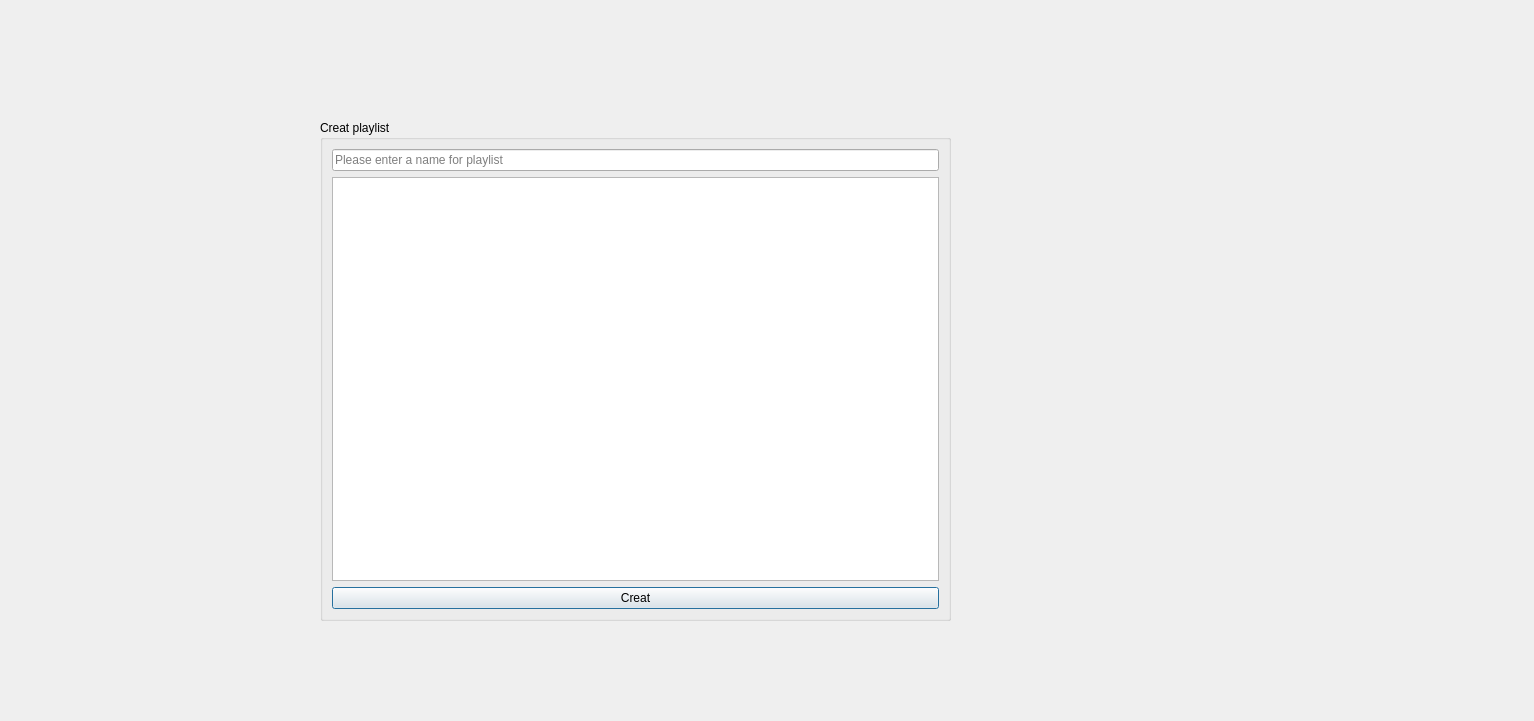
This is ui/createdialog.ui in Avesta85/JukeBox as Qt 5 draws it before an edit. The edited form follows.
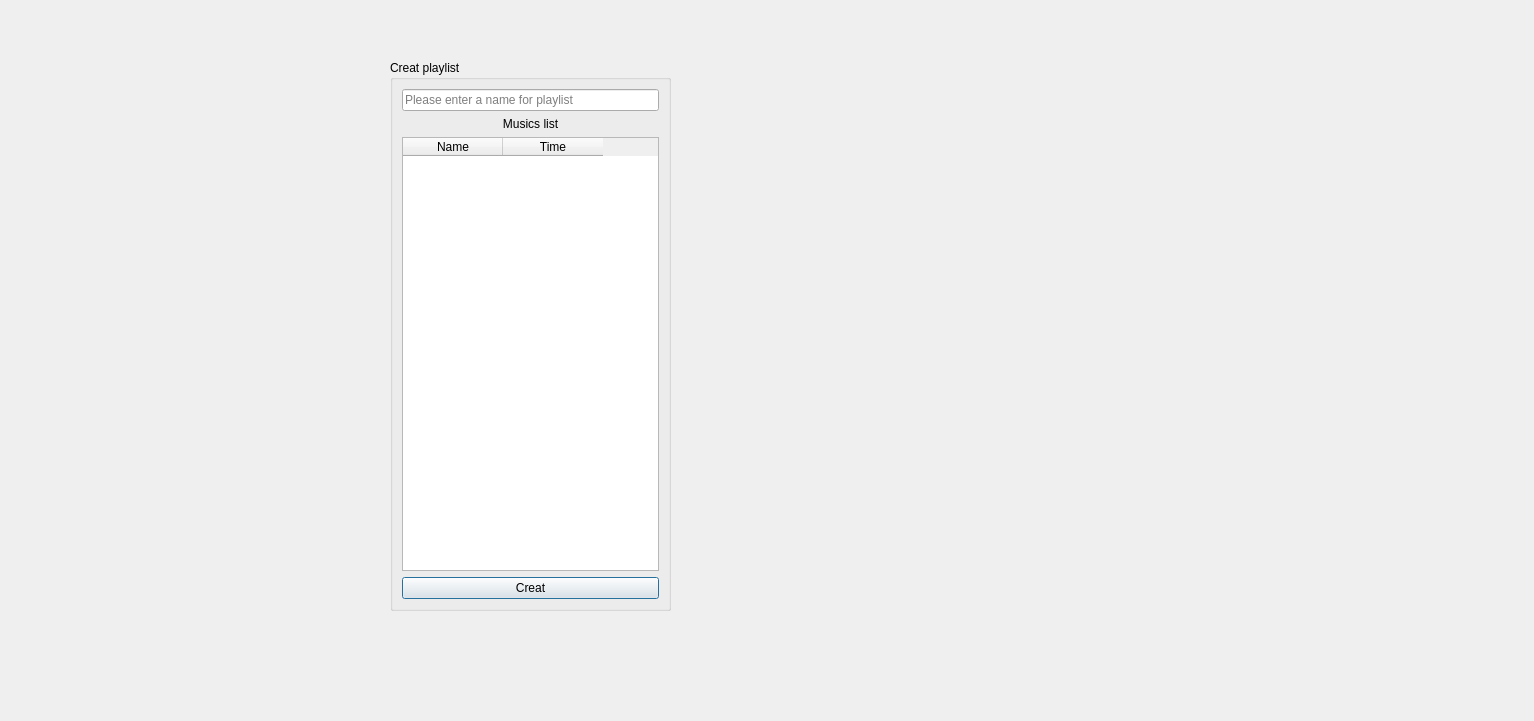
This is the edited form.

Commit message: Edit play lists dialogs

```diff
--- a/ui/createdialog.ui
+++ b/ui/createdialog.ui
@@ -16,17 +16,38 @@
   <widget class="QGroupBox" name="groupBox">
    <property name="geometry">
     <rect>
-     <x>320</x>
-     <y>120</y>
-     <width>631</width>
-     <height>501</height>
+     <x>390</x>
+     <y>60</y>
+     <width>281</width>
+     <height>551</height>
     </rect>
    </property>
    <property name="title">
     <string>Creat playlist</string>
    </property>
    <layout class="QGridLayout" name="gridLayout">
-    <item row="0" column="1">
+    <item row="4" column="0">
+     <widget class="QPushButton" name="pushButton_creat">
+      <property name="text">
+       <string>Creat</string>
+      </property>
+     </widget>
+    </item>
+    <item row="3" column="0">
+     <widget class="QTableWidget" name="tableWidget">
+      <column>
+       <property name="text">
+        <string>Name</string>
+       </property>
+      </column>
+      <column>
+       <property name="text">
+        <string>Time</string>
+       </property>
+      </column>
+     </widget>
+    </item>
+    <item row="0" column="0">
      <widget class="QLineEdit" name="lineEdit">
       <property name="toolTip">
        <string/>
@@ -39,13 +60,22 @@
       </property>
      </widget>
     </item>
-    <item row="1" column="1" rowspan="2">
-     <widget class="QListWidget" name="listWidget"/>
-    </item>
-    <item row="3" column="1">
-     <widget class="QPushButton" name="pushButton_creat">
+    <item row="1" column="0">
+     <widget class="QLabel" name="label">
       <property name="text">
-       <string>Creat</string>
+       <string>Musics list</string>
+      </property>
+      <property name="textFormat">
+       <enum>Qt::TextFormat::AutoText</enum>
+      </property>
+      <property name="alignment">
+       <set>Qt::AlignmentFlag::AlignCenter</set>
+      </property>
+      <property name="wordWrap">
+       <bool>true</bool>
+      </property>
+      <property name="margin">
+       <number>3</number>
       </property>
      </widget>
     </item>
```
The commit also changes 6 other files.
